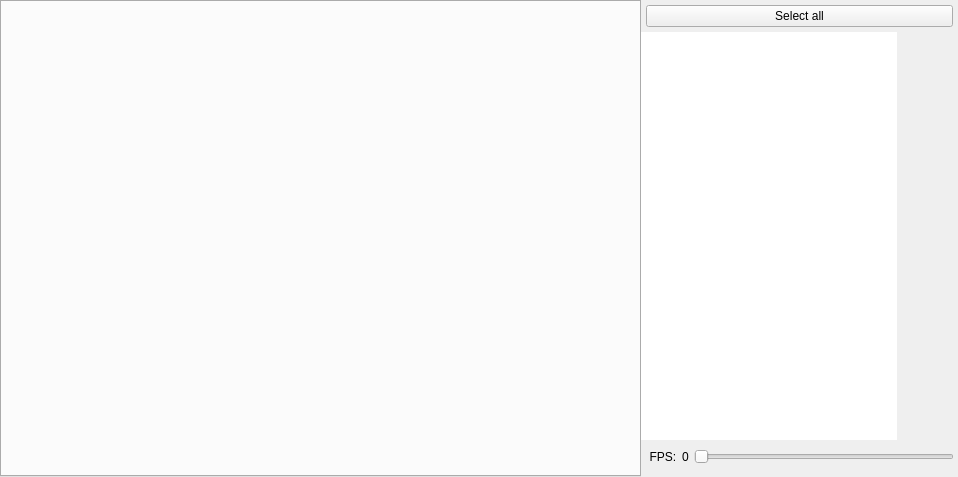
The window that OpenRGBEffectTab.ui (DLdota/OpenRGBEffectsPlugin) describes before a commit, drawn with Qt 5.
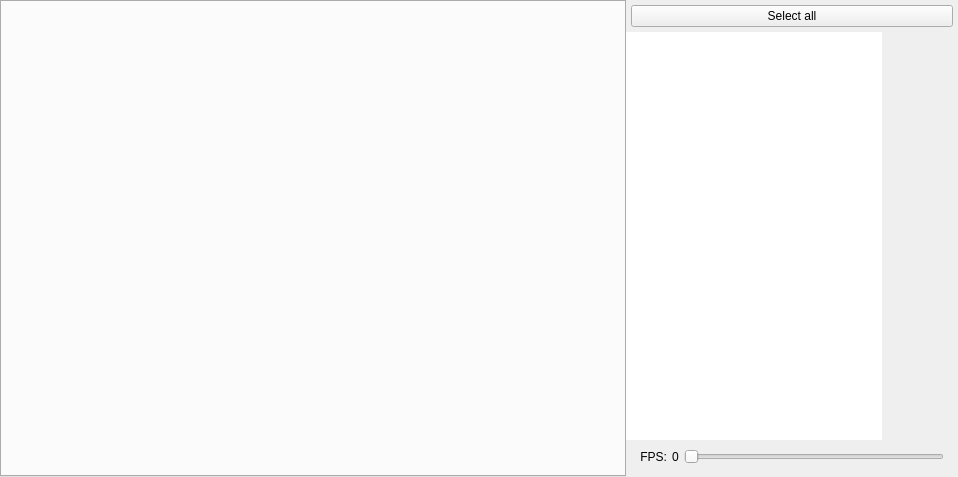
The same window after the commit.

The edit to the form file:
```diff
--- a/OpenRGBEffectTab.ui
+++ b/OpenRGBEffectTab.ui
@@ -61,13 +61,13 @@
      </property>
      <property name="minimumSize">
       <size>
-       <width>317</width>
+       <width>332</width>
        <height>0</height>
       </size>
      </property>
      <property name="maximumSize">
       <size>
-       <width>317</width>
+       <width>332</width>
        <height>16777215</height>
       </size>
      </property>
@@ -156,6 +156,24 @@
          <number>2</number>
         </property>
         <item>
+         <layout class="QHBoxLayout" name="FPSLabelSizing">
+          <property name="sizeConstraint">
+           <enum>QLayout::SetFixedSize</enum>
+          </property>
+          <item>
+           <spacer name="horizontalSpacer">
+            <property name="orientation">
+             <enum>Qt::Horizontal</enum>
+            </property>
+            <property name="sizeHint" stdset="0">
+             <size>
+              <width>40</width>
+              <height>20</height>
+             </size>
+            </property>
+           </spacer>
+          </item>
+          <item>
          <widget class="QLabel" name="FPSLabel">
           <property name="minimumSize">
            <size>
@@ -164,7 +182,10 @@
            </size>
           </property>
           <property name="text">
-           <string>  FPS:</string>
+             <string>FPS:</string>
+            </property>
+            <property name="alignment">
+             <set>Qt::AlignRight|Qt::AlignTrailing|Qt::AlignVCenter</set>
           </property>
          </widget>
         </item>
@@ -174,6 +195,8 @@
            <string>0</string>
           </property>
          </widget>
+          </item>
+         </layout>
         </item>
         <item>
          <widget class="QSlider" name="FPSSlider">
```
Lines whose indentation alone changed are shown as unchanged.
